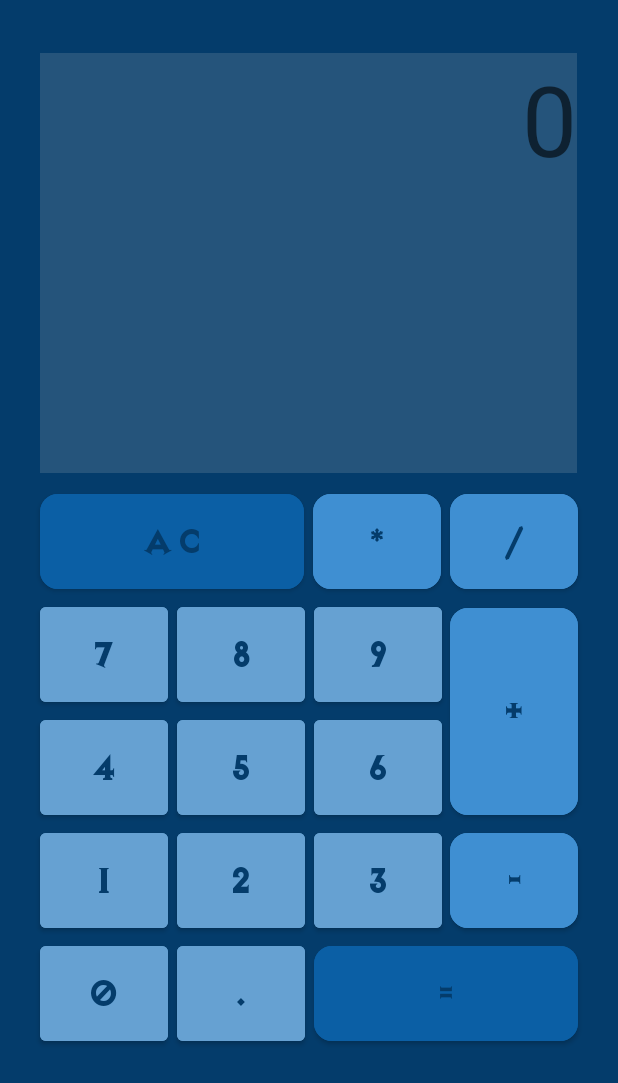
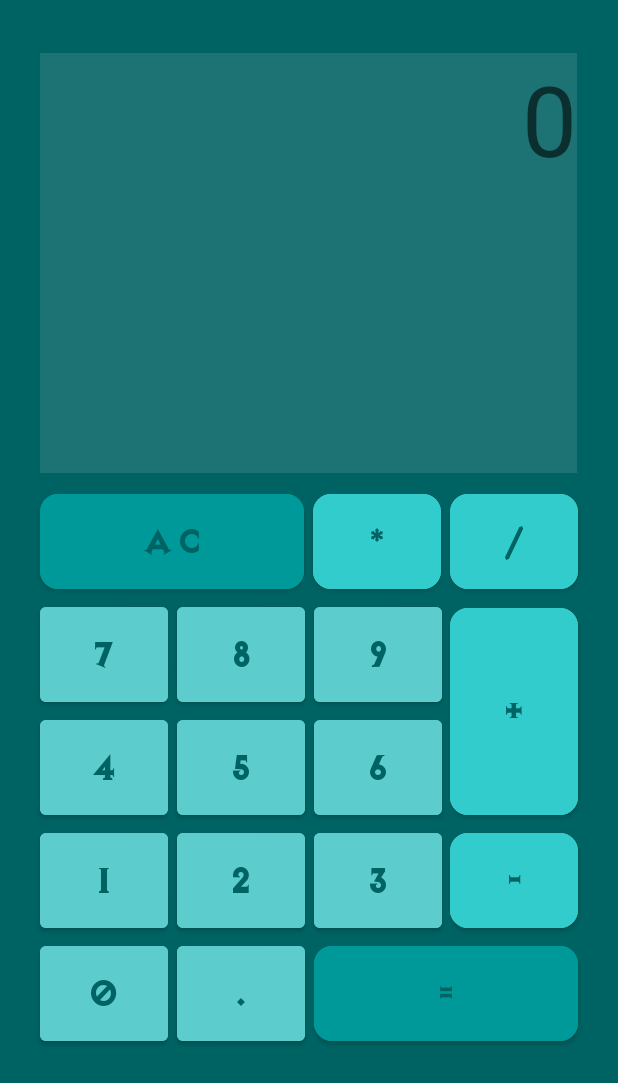
Before and after one commit to SergeyTsemerov/CalcApp, an Android app: the screen it shows after launch (MainActivity), on a phone screen of 412 x 824 dp. Shown: the top 1083 px of the screen. Run offline under Robolectric (Android 15) with nearby library versions, the phone set to English and light mode, and no system bars; Roboto replaces fonts that are not available here.

Commit message:
ViewBinding added. Constants in Calculation.java class added. Some ui changes made.

```diff
--- a/app/src/main/java/ru/geekbrains/calcapp/domain/Calculation.java
+++ b/app/src/main/java/ru/geekbrains/calcapp/domain/Calculation.java
@@ -8,11 +8,29 @@ import ru.geekbrains.calcapp.R;
 
 public class Calculation {
 
+    private static final String DECIMAL_FORMAT = "0.0000";
+    private static final int INPUT_LENGTH_ZERO = 0;
+    private static final int MAX_INPUT_LENGTH = 12;
+    private static final String NUMBER_ZERO = "0";
+    private static final String NUMBER_ONE = "1";
+    private static final String NUMBER_TWO = "2";
+    private static final String NUMBER_THREE = "3";
+    private static final String NUMBER_FOUR = "4";
+    private static final String NUMBER_FIVE = "5";
+    private static final String NUMBER_SIX = "6";
+    private static final String NUMBER_SEVEN = "7";
+    private static final String NUMBER_EIGHT = "8";
+    private static final String NUMBER_NINE = "9";
+    private static final String DOT = ".";
+    private static final String ZERO_WITH_DOT = "0.";
+    private static final String EMPTY_STRING = "";
+
+
     private double firstNumber;
     private double secondNumber;
     private int actionButton;
     boolean allowDots = true;
-    private static final DecimalFormat decimalFormat = new DecimalFormat("0.0000");
+    private static final DecimalFormat decimalFormat = new DecimalFormat(DECIMAL_FORMAT);
 
     private AppState appState;
 
@@ -26,54 +44,54 @@ public class Calculation {
 
         if (appState == AppState.operationInput) {
             appState = AppState.secondInput;
-            inputElement.setLength(0);
+            inputElement.setLength(INPUT_LENGTH_ZERO);
         }
 
         if (appState == AppState.result) {
             appState = AppState.firstInput;
-            inputElement.setLength(0);
+            inputElement.setLength(INPUT_LENGTH_ZERO);
         }
 
-        if (inputElement.length() < 12) {
+        if (inputElement.length() < MAX_INPUT_LENGTH) {
             if (id == R.id.numberZeroButton) {
-                if (inputElement.length() != 0) {
-                    inputElement.append("0");
+                if (inputElement.length() != INPUT_LENGTH_ZERO) {
+                    inputElement.append(NUMBER_ZERO);
                 }
             }
             if (id == R.id.numberOneButton)
-                inputElement.append("1");
+                inputElement.append(NUMBER_ONE);
 
             if (id == R.id.numberTwoButton)
-                inputElement.append("2");
+                inputElement.append(NUMBER_TWO);
 
             if (id == R.id.numberThreeButton)
-                inputElement.append("3");
+                inputElement.append(NUMBER_THREE);
 
             if (id == R.id.numberFourButton)
-                inputElement.append("4");
+                inputElement.append(NUMBER_FOUR);
 
             if (id == R.id.numberFiveButton)
-                inputElement.append("5");
+                inputElement.append(NUMBER_FIVE);
 
             if (id == R.id.numberSixButton)
-                inputElement.append("6");
+                inputElement.append(NUMBER_SIX);
 
             if (id == R.id.numberSevenButton)
-                inputElement.append("7");
+                inputElement.append(NUMBER_SEVEN);
 
             if (id == R.id.numberEightButton)
-                inputElement.append("8");
+                inputElement.append(NUMBER_EIGHT);
 
             if (id == R.id.numberNineButton)
-                inputElement.append("9");
+                inputElement.append(NUMBER_NINE);
 
             if (id == R.id.dotButton && allowDots) {
-                if (inputElement.length() > 0 && appState == AppState.firstInput) {
-                    inputElement.append(".");
+                if (inputElement.length() > INPUT_LENGTH_ZERO && appState == AppState.firstInput) {
+                    inputElement.append(DOT);
                 } else if (inputElement.length() > 0 && appState == AppState.secondInput) {
-                    inputElement.append(".");
+                    inputElement.append(DOT);
                 } else {
-                    inputElement.append("0.");
+                    inputElement.append(ZERO_WITH_DOT);
                 }
                 allowDots = false;
             }
@@ -84,16 +102,16 @@ public class Calculation {
         if (R.id.equalsButton == id && appState == AppState.secondInput && inputElement.length() > 0) {
             secondNumber = Double.parseDouble(inputElement.toString());
             appState = AppState.result;
-            inputElement.setLength(0);
+            inputElement.setLength(INPUT_LENGTH_ZERO);
 
             if (actionButton == R.id.additionButton) {
                 allowDots = true;
-                inputElement.append(firstNumber + secondNumber);
+                inputElement.append(decimalFormat.format(firstNumber + secondNumber));
             }
 
             if (actionButton == R.id.subtractButton) {
                 allowDots = true;
-                inputElement.append(firstNumber - secondNumber);
+                inputElement.append(decimalFormat.format(firstNumber - secondNumber));
             }
 
             if (actionButton == R.id.multiplyButton) {
@@ -106,7 +124,7 @@ public class Calculation {
                 inputElement.append(decimalFormat.format(firstNumber / secondNumber));
             }
 
-        } else if (inputElement.length() > 0 && appState == AppState.firstInput && id != R.id.equalsButton) {
+        } else if (inputElement.length() > INPUT_LENGTH_ZERO && appState == AppState.firstInput && id != R.id.equalsButton) {
             allowDots = true;
             firstNumber = Double.parseDouble(inputElement.toString());
             appState = AppState.operationInput;
@@ -115,8 +133,8 @@ public class Calculation {
     }
 
     public void allClearPressed(TextView textView) {
-        inputElement.delete(0, 12);
-        textView.setText("");
+        inputElement.delete(INPUT_LENGTH_ZERO, MAX_INPUT_LENGTH);
+        textView.setText(EMPTY_STRING);
         allowDots = true;
     }
 
--- a/app/src/main/java/ru/geekbrains/calcapp/main/MainActivity.java
+++ b/app/src/main/java/ru/geekbrains/calcapp/main/MainActivity.java
@@ -2,40 +2,50 @@ package ru.geekbrains.calcapp.main;
 
 import android.os.Bundle;
 import android.view.View;
-import android.widget.Button;
 import android.widget.TextView;
 
 import androidx.appcompat.app.AppCompatActivity;
 import androidx.appcompat.app.AppCompatDelegate;
 
 import ru.geekbrains.calcapp.R;
+import ru.geekbrains.calcapp.databinding.ActivityMainBinding;
 import ru.geekbrains.calcapp.domain.Calculation;
 
 public class MainActivity extends AppCompatActivity implements View.OnClickListener {
 
-    private TextView resultView;
+    private ActivityMainBinding binding;
     Calculation calculation;
 
-    private final int[] numberButtonIds = new int[]{R.id.numberZeroButton, R.id.numberOneButton, R.id.numberTwoButton, R.id.numberThreeButton,
-            R.id.numberFourButton, R.id.numberFiveButton, R.id.numberSixButton, R.id.numberSevenButton, R.id.numberEightButton,
+    private final int[] numberButtonIds = new int[]{R.id.numberZeroButton, R.id.numberOneButton,
+            R.id.numberTwoButton, R.id.numberThreeButton,
+            R.id.numberFourButton, R.id.numberFiveButton, R.id.numberSixButton,
+            R.id.numberSevenButton, R.id.numberEightButton,
             R.id.numberNineButton, R.id.dotButton};
 
-    private final int[] operationButtonIds = new int[]{R.id.multiplyButton, R.id.divideButton, R.id.additionButton, R.id.subtractButton,
+    private final int[] operationButtonIds = new int[]{R.id.multiplyButton, R.id.divideButton,
+            R.id.additionButton, R.id.subtractButton,
             R.id.equalsButton};
 
     @Override
     protected void onCreate(Bundle savedInstanceState) {
         super.onCreate(savedInstanceState);
-        setContentView(R.layout.activity_main);
-
+        binding = ActivityMainBinding.inflate(getLayoutInflater());
+        View view = binding.getRoot();
+        setContentView(view);
         AppCompatDelegate.setDefaultNightMode(AppCompatDelegate.MODE_NIGHT_NO);
 
         calculation = new Calculation();
         initView();
     }
 
+    private void initView() {
+        buttonClickListeners();
+    }
+
     @Override
     public void onClick(View view) {
+
+        TextView resultView = binding.outputScreen;
 
         if (view.getId() == R.id.allClearButton) {
             calculation.allClearPressed(resultView);
@@ -56,14 +66,8 @@ public class MainActivity extends AppCompatActivity implements View.OnClickListe
         }
     }
 
-    private void initView() {
-        resultView = findViewById(R.id.outputScreen);
-        buttonClickListeners();
-    }
-
     private void buttonClickListeners() {
-        Button allClearBtn = findViewById(R.id.allClearButton);
-        allClearBtn.setOnClickListener(this);
+        binding.allClearButton.setOnClickListener(this);
 
         for (int numberButtonId : numberButtonIds) {
             findViewById(numberButtonId).setOnClickListener(this);
--- a/app/src/main/res/values/colors.xml
+++ b/app/src/main/res/values/colors.xml
@@ -6,24 +6,24 @@
     <color name="teal_700">#FF018786</color>
     <color name="black">#FF000000</color>
     <color name="white">#FFFFFFFF</color>
-    <color name="seven_btn_color">#66A1D2</color>
-    <color name="eight_btn_color">#66A1D2</color>
-    <color name="nine_btn_color">#66A1D2</color>
-    <color name="four_btn_color">#66A1D2</color>
-    <color name="five_btn_color">#66A1D2</color>
-    <color name="six_btn_color">#66A1D2</color>
-    <color name="one_btn_color">#66A1D2</color>
-    <color name="two_btn_color">#66A1D2</color>
-    <color name="three_btn_color">#66A1D2</color>
-    <color name="zero_btn_color">#66A1D2</color>
-    <color name="dot_btn_color">#66A1D2</color>
-    <color name="ac_btn_color">#0B5FA5</color>
-    <color name="multiply_btn_color">#3F8FD2</color>
-    <color name="divide_btn_color">#3F8FD2</color>
-    <color name="addition_btn_color">#3F8FD2</color>
-    <color name="subtract_btn_color">#3F8FD2</color>
-    <color name="equals_btn_color">#0B5FA5</color>
-    <color name="result_color">#66A1D2</color>
+    <color name="seven_btn_color">#5CCCCC</color>
+    <color name="eight_btn_color">#5CCCCC</color>
+    <color name="nine_btn_color">#5CCCCC</color>
+    <color name="four_btn_color">#5CCCCC</color>
+    <color name="five_btn_color">#5CCCCC</color>
+    <color name="six_btn_color">#5CCCCC</color>
+    <color name="one_btn_color">#5CCCCC</color>
+    <color name="two_btn_color">#5CCCCC</color>
+    <color name="three_btn_color">#5CCCCC</color>
+    <color name="zero_btn_color">#5CCCCC</color>
+    <color name="dot_btn_color">#5CCCCC</color>
+    <color name="ac_btn_color">#009999</color>
+    <color name="multiply_btn_color">#33CCCC</color>
+    <color name="divide_btn_color">#33CCCC</color>
+    <color name="addition_btn_color">#33CCCC</color>
+    <color name="subtract_btn_color">#33CCCC</color>
+    <color name="equals_btn_color">#009999</color>
+    <color name="result_color">#33CCCC</color>
     <color name="for_white_theme">#D2B48C</color>
     <color name="for_another_theme">#0000CD</color>
     <color name="another_top_bar">#191970</color>
@@ -31,7 +31,7 @@
     <color name="settings_text_color">#2F4F4F</color>
     <color name="settings_default_btn">#0000FF</color>
     <color name="settings_another_btn">#1E90FF</color>
-    <color name="output_screen">#25547B</color>
-    <color name="layout_color">#043C6B</color>
-    <color name="theme_color">#043C6B</color>
+    <color name="output_screen">#1D7373</color>
+    <color name="layout_color">#006363</color>
+    <color name="theme_color">#006363</color>
 </resources>
--- a/app/src/main/res/values/themes.xml
+++ b/app/src/main/res/values/themes.xml
@@ -5,6 +5,7 @@
         <item name="colorPrimary">@color/theme_color</item>
         <item name="colorPrimaryVariant">@color/theme_color</item>
         <item name="colorOnPrimary">@color/theme_color</item>
+        <item name="android:navigationBarColor">@color/theme_color</item>
         <!-- Status bar color. -->
         <item name="android:statusBarColor" tools:targetApi="l">?attr/colorPrimaryVariant</item>
         <!-- Customize your theme here. -->
--- a/build.gradle
+++ b/build.gradle
@@ -5,7 +5,7 @@ buildscript {
         mavenCentral()
     }
     dependencies {
-        classpath 'com.android.tools.build:gradle:7.0.2'
+        classpath 'com.android.tools.build:gradle:7.0.4'
 
         // NOTE: Do not place your application dependencies here; they belong
         // in the individual module build.gradle files
```
Also changed, not shown: app/build.gradle (+18 -6 lines), app/src/main/res/drawable/hokusai.png (deleted), app/src/main/res/drawable/sky.png (deleted), app/src/main/res/drawable/sunset.png (deleted).
